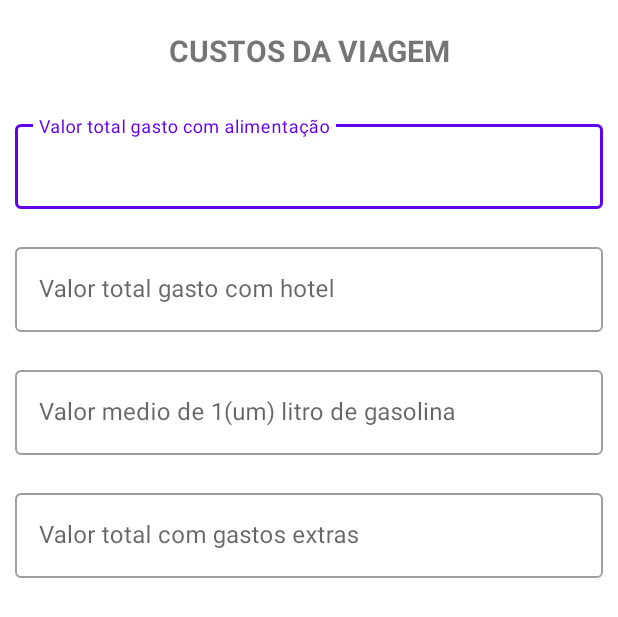
After one commit to luizsfl/custoFrete, an Android app: the layout dialogo_custos_viagem.xml on its own in the app's theme, with its tools: preview values and no code run, on a phone screen of 412 x 824 dp. The commit adds this screen. Shown: the top 617 px of the screen. Run offline under Robolectric (Android 15) with nearby library versions, the phone set to English and light mode, and no system bars.

Commit message:
Criado os dialog para a tela de entrega

```diff
--- /dev/null
+++ b/app/src/main/res/layout/dialogo_custos_viagem.xml
@@ -0,0 +1,89 @@
+<?xml version="1.0" encoding="utf-8"?>
+<androidx.constraintlayout.widget.ConstraintLayout xmlns:android="http://schemas.android.com/apk/res/android"
+    xmlns:tools="http://schemas.android.com/tools"
+    android:layout_width="match_parent"
+    android:layout_height="match_parent"
+    xmlns:app="http://schemas.android.com/apk/res-auto">
+
+    <LinearLayout
+        android:layout_width="match_parent"
+        android:layout_height="match_parent"
+        app:layout_constraintStart_toStartOf="parent"
+        app:layout_constraintTop_toTopOf="parent"
+        android:orientation="vertical"
+        >
+        <TextView
+            android:id="@+id/textView"
+            android:layout_width="match_parent"
+            android:layout_height="wrap_content"
+            android:text="CUSTOS DA VIAGEM"
+            android:gravity="center"
+            android:textSize="20dp"
+            android:textStyle="bold"
+            android:layout_margin="20dp"
+            app:layout_constraintStart_toStartOf="parent"
+            app:layout_constraintTop_toTopOf="parent"
+            app:layout_constraintEnd_toEndOf="parent"
+            app:layout_constraintBottom_toBottomOf="parent"
+            />
+
+        <com.google.android.material.textfield.TextInputLayout
+            android:id="@+id/outlinedTextField"
+            android:layout_width="match_parent"
+            android:layout_height="wrap_content"
+            android:layout_margin="10dp"
+            android:hint="Valor total gasto com alimentação"
+            style="@style/Widget.MaterialComponents.TextInputLayout.OutlinedBox">
+
+            <com.google.android.material.textfield.TextInputEditText
+                android:layout_width="match_parent"
+                android:layout_height="wrap_content"
+                />
+        </com.google.android.material.textfield.TextInputLayout>
+
+        <com.google.android.material.textfield.TextInputLayout
+            android:id="@+id/outlinedTextField1"
+            android:layout_width="match_parent"
+            android:layout_height="wrap_content"
+            android:layout_margin="10dp"
+            android:hint="Valor total gasto com hotel"
+            style="@style/Widget.MaterialComponents.TextInputLayout.OutlinedBox">
+
+            <com.google.android.material.textfield.TextInputEditText
+                android:layout_width="match_parent"
+                android:layout_height="wrap_content"
+                />
+        </com.google.android.material.textfield.TextInputLayout>
+
+        <com.google.android.material.textfield.TextInputLayout
+            android:id="@+id/outlinedTextField2"
+            android:layout_width="match_parent"
+            android:layout_height="wrap_content"
+            android:layout_margin="10dp"
+            android:hint="Valor medio de 1(um) litro de gasolina"
+            style="@style/Widget.MaterialComponents.TextInputLayout.OutlinedBox">
+
+            <com.google.android.material.textfield.TextInputEditText
+                android:layout_width="match_parent"
+                android:layout_height="wrap_content"
+                />
+        </com.google.android.material.textfield.TextInputLayout>
+
+        <com.google.android.material.textfield.TextInputLayout
+            android:id="@+id/outlinedTextField3"
+            android:layout_width="match_parent"
+            android:layout_height="wrap_content"
+            android:layout_margin="10dp"
+            android:hint="Valor total com gastos extras"
+            style="@style/Widget.MaterialComponents.TextInputLayout.OutlinedBox">
+
+            <com.google.android.material.textfield.TextInputEditText
+                android:layout_width="match_parent"
+                android:layout_height="wrap_content"
+                />
+        </com.google.android.material.textfield.TextInputLayout>
+
+
+    </LinearLayout>
+
+</androidx.constraintlayout.widget.ConstraintLayout>
--- a/app/src/main/res/layout/fragment_entrega.xml
+++ b/app/src/main/res/layout/fragment_entrega.xml
@@ -29,7 +29,7 @@
         android:id="@+id/bt_custo"
         android:layout_width="wrap_content"
         android:layout_height="wrap_content"
-        android:text="Custo"
+        android:text="Custos da viagem"
         android:layout_margin="20dp"
 
         />
```
Also changed, not shown: app/src/main/java/com/example/custofrete/presentation/entrega/EntregaFragment.kt (+83 -0 lines), app/src/main/res/layout/dialogo_dados_rotas.xml (added, +32 -0 lines).
